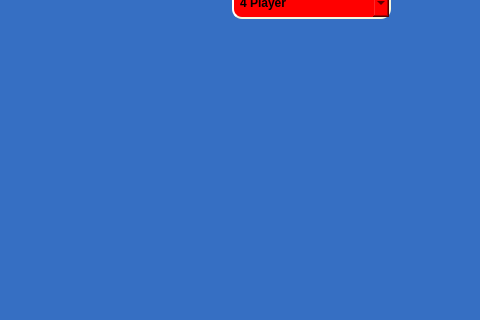
The window that widget.ui (cakturk/CardGame) describes before a commit, drawn with Qt 5; both pictures show x 0 to 480 and y 228 to 548 of the 635 by 548 pixel window.
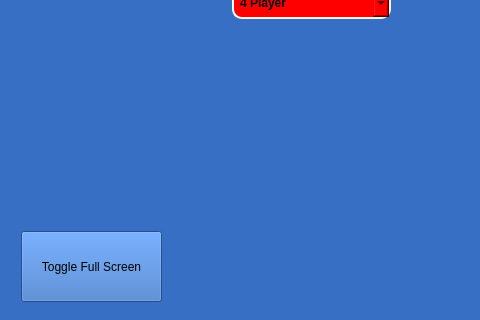
The same window after the commit.

The edit to the form file:
```diff
--- a/widget.ui
+++ b/widget.ui
@@ -156,6 +156,22 @@
         </item>
        </layout>
       </widget>
+      <widget class="QPushButton" name="pushButton_2">
+       <property name="geometry">
+        <rect>
+         <x>10</x>
+         <y>420</y>
+         <width>141</width>
+         <height>71</height>
+        </rect>
+       </property>
+       <property name="text">
+        <string>Toggle Full Screen</string>
+       </property>
+       <property name="checkable">
+        <bool>true</bool>
+       </property>
+      </widget>
      </widget>
      <widget class="QWidget" name="page_2">
       <layout class="QGridLayout" name="gridLayout">
```
Left out of the diff: 35 changed lines with no effect on the pictures.
